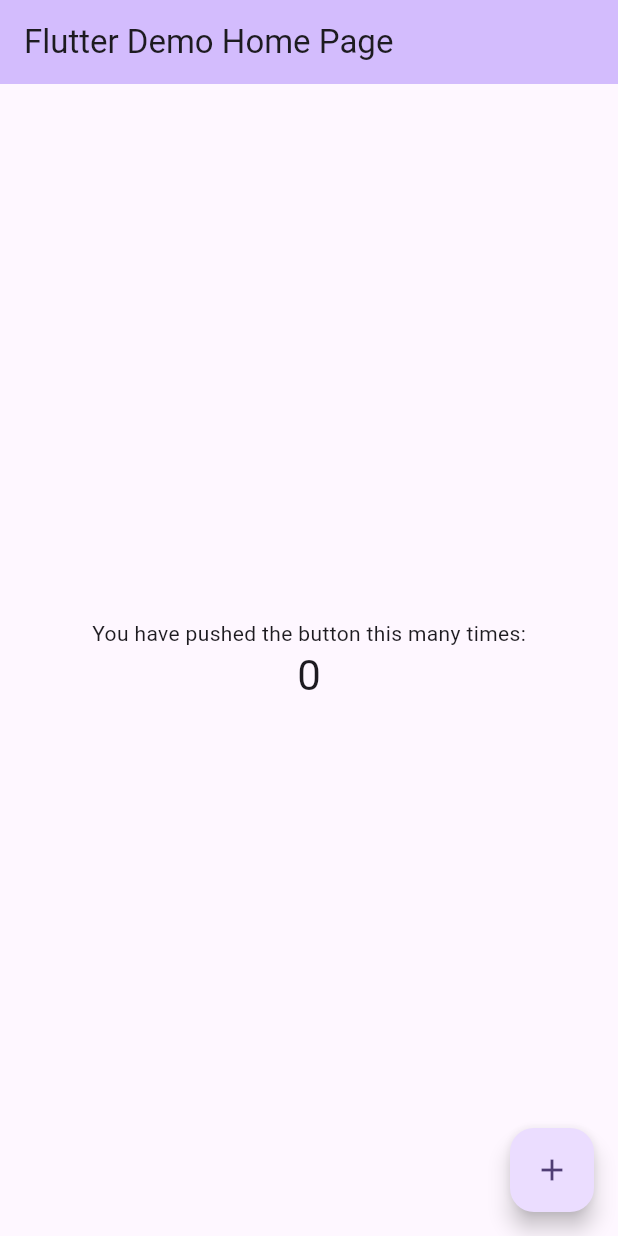
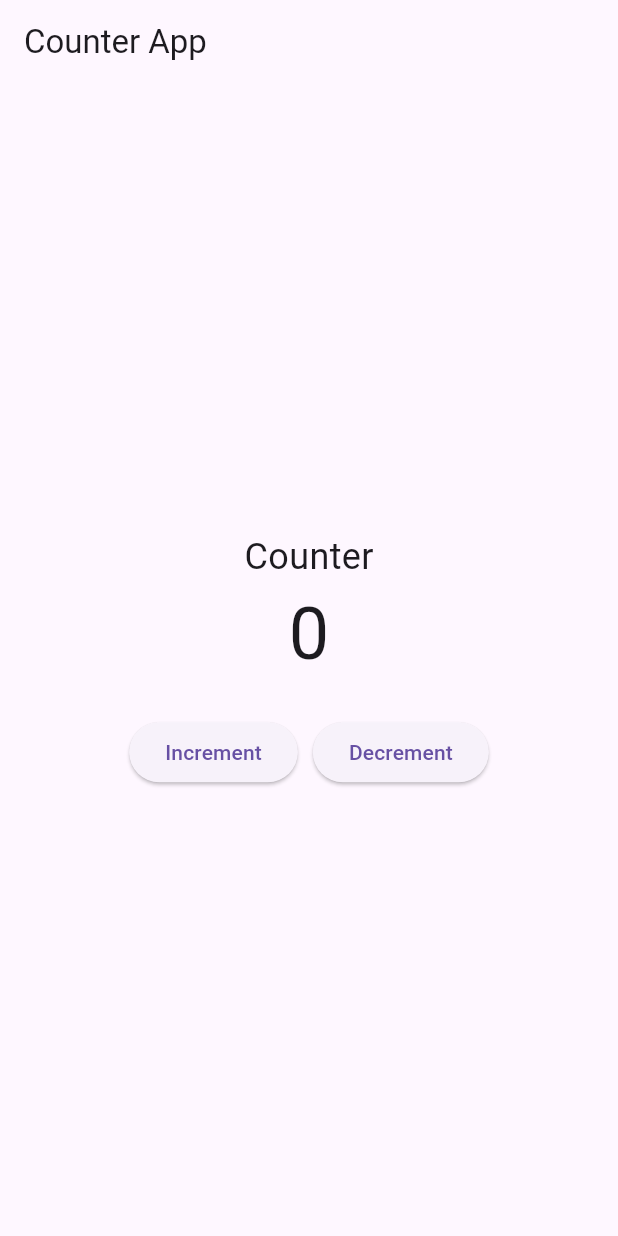
Before and after one commit to jaykanjia/flutter_counter_app, a Flutter app: the screen it shows after launch, on a phone screen of 412 x 824 dp. Run offline on Flutter 3.47's test engine with Material 3 defaults, Android fonts, the phone set to English and light mode, and no system bars.

Commit message:
basic counter app

```diff
--- a/lib/main.dart
+++ b/lib/main.dart
@@ -1,3 +1,4 @@
+import 'package:counter_app/screens/home_screen.dart';
 import 'package:flutter/material.dart';
 
 void main() {
@@ -7,119 +8,19 @@ void main() {
 class MyApp extends StatelessWidget {
   const MyApp({super.key});
 
-  // This widget is the root of your application.
   @override
   Widget build(BuildContext context) {
     return MaterialApp(
-      title: 'Flutter Demo',
-      theme: ThemeData(
-        // This is the theme of your application.
-        //
-        // TRY THIS: Try running your application with "flutter run". You'll see
-        // the application has a purple toolbar. Then, without quitting the app,
-        // try changing the seedColor in the colorScheme below to Colors.green
-        // and then invoke "hot reload" (save your changes or press the "hot
-        // reload" button in a Flutter-supported IDE, or press "r" if you used
-        // the command line to start the app).
-        //
-        // Notice that the counter didn't reset back to zero; the application
-        // state is not lost during the reload. To reset the state, use hot
-        // restart instead.
-        //
-        // This works for code too, not just values: Most code changes can be
-        // tested with just a hot reload.
-        colorScheme: ColorScheme.fromSeed(seedColor: Colors.deepPurple),
+      title: "Counter App",
+      theme: ThemeData.light(
         useMaterial3: true,
       ),
-      home: const MyHomePage(title: 'Flutter Demo Home Page'),
+      darkTheme: ThemeData.dark(
+        useMaterial3: true,
+      ),
+      themeMode: ThemeMode.system,
+      debugShowCheckedModeBanner: false,
+      home: const HomeScreen(),
     );
   }
 }
-
-class MyHomePage extends StatefulWidget {
-  const MyHomePage({super.key, required this.title});
-
-  // This widget is the home page of your application. It is stateful, meaning
-  // that it has a State object (defined below) that contains fields that affect
-  // how it looks.
-
-  // This class is the configuration for the state. It holds the values (in this
-  // case the title) provided by the parent (in this case the App widget) and
-  // used by the build method of the State. Fields in a Widget subclass are
-  // always marked "final".
-
-  final String title;
-
-  @override
-  State<MyHomePage> createState() => _MyHomePageState();
-}
-
-class _MyHomePageState extends State<MyHomePage> {
-  int _counter = 0;
-
-  void _incrementCounter() {
-    setState(() {
-      // This call to setState tells the Flutter framework that something has
-      // changed in this State, which causes it to rerun the build method below
-      // so that the display can reflect the updated values. If we changed
-      // _counter without calling setState(), then the build method would not be
-      // called again, and so nothing would appear to happen.
-      _counter++;
-    });
-  }
-
-  @override
-  Widget build(BuildContext context) {
-    // This method is rerun every time setState is called, for instance as done
-    // by the _incrementCounter method above.
-    //
-    // The Flutter framework has been optimized to make rerunning build methods
-    // fast, so that you can just rebuild anything that needs updating rather
-    // than having to individually change instances of widgets.
-    return Scaffold(
-      appBar: AppBar(
-        // TRY THIS: Try changing the color here to a specific color (to
-        // Colors.amber, perhaps?) and trigger a hot reload to see the AppBar
-        // change color while the other colors stay the same.
-        backgroundColor: Theme.of(context).colorScheme.inversePrimary,
-        // Here we take the value from the MyHomePage object that was created by
-        // the App.build method, and use it to set our appbar title.
-        title: Text(widget.title),
-      ),
-      body: Center(
-        // Center is a layout widget. It takes a single child and positions it
-        // in the middle of the parent.
-        child: Column(
-          // Column is also a layout widget. It takes a list of children and
-          // arranges them vertically. By default, it sizes itself to fit its
-          // children horizontally, and tries to be as tall as its parent.
-          //
-          // Column has various properties to control how it sizes itself and
-          // how it positions its children. Here we use mainAxisAlignment to
-          // center the children vertically; the main axis here is the vertical
-          // axis because Columns are vertical (the cross axis would be
-          // horizontal).
-          //
-          // TRY THIS: Invoke "debug painting" (choose the "Toggle Debug Paint"
-          // action in the IDE, or press "p" in the console), to see the
-          // wireframe for each widget.
-          mainAxisAlignment: MainAxisAlignment.center,
-          children: <Widget>[
-            const Text(
-              'You have pushed the button this many times:',
-            ),
-            Text(
-              '$_counter',
-              style: Theme.of(context).textTheme.headlineMedium,
-            ),
-          ],
-        ),
-      ),
-      floatingActionButton: FloatingActionButton(
-        onPressed: _incrementCounter,
-        tooltip: 'Increment',
-        child: const Icon(Icons.add),
-      ), // This trailing comma makes auto-formatting nicer for build methods.
-    );
-  }
-}
--- /dev/null
+++ b/lib/screens/home_screen.dart
@@ -0,0 +1,68 @@
+import 'package:flutter/material.dart';
+
+class HomeScreen extends StatefulWidget {
+  const HomeScreen({super.key});
+
+  @override
+  State<HomeScreen> createState() => _HomeScreenState();
+}
+
+class _HomeScreenState extends State<HomeScreen> {
+  var _counter = 0;
+
+  void _increment() {
+    setState(() {
+      _counter = _counter + 1;
+    });
+  }
+
+  void _decrement() {
+    if (_counter <= 0) return;
+    setState(() {
+      _counter = _counter - 1;
+    });
+  }
+
+  @override
+  Widget build(BuildContext context) {
+    return Scaffold(
+      appBar: AppBar(
+        title: const Text("Counter App"),
+      ),
+      body: Center(
+        child: Column(
+          mainAxisAlignment: MainAxisAlignment.center,
+          children: [
+            const Text(
+              "Counter",
+              style: TextStyle(fontSize: 24),
+            ),
+            Text(
+              _counter.toString(),
+              style: const TextStyle(fontSize: 48),
+            ),
+            const SizedBox(
+              height: 20,
+            ),
+            Row(
+              mainAxisAlignment: MainAxisAlignment.center,
+              children: [
+                ElevatedButton(
+                  onPressed: _increment,
+                  child: const Text("Increment"),
+                ),
+                const SizedBox(
+                  width: 10,
+                ),
+                ElevatedButton(
+                  onPressed: _decrement,
+                  child: const Text("Decrement"),
+                )
+              ],
+            )
+          ],
+        ),
+      ),
+    );
+  }
+}
```
